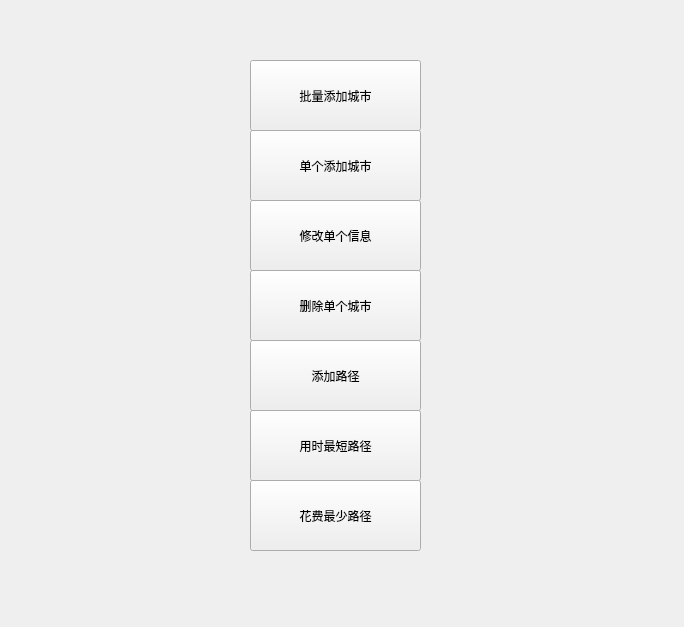
Old version of the form mainwindow.ui in the repository Khasehemwy/datastructure.
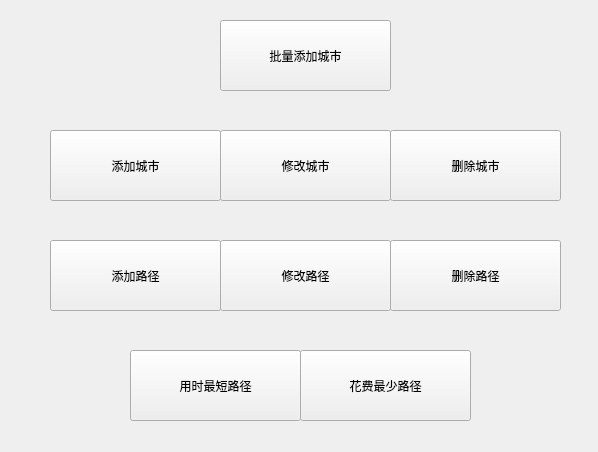
New version of the form.

Commit message: func: Add erasepath/modifypath

Diff of the .ui file:
```diff
--- a/mainwindow.ui
+++ b/mainwindow.ui
@@ -6,8 +6,8 @@
    <rect>
     <x>0</x>
     <y>0</y>
-    <width>684</width>
-    <height>627</height>
+    <width>598</width>
+    <height>452</height>
    </rect>
   </property>
   <property name="windowTitle">
@@ -17,8 +17,8 @@
    <widget class="QPushButton" name="multiadd">
     <property name="geometry">
      <rect>
-      <x>250</x>
-      <y>60</y>
+      <x>220</x>
+      <y>20</y>
       <width>171</width>
       <height>71</height>
      </rect>
@@ -30,47 +30,47 @@
    <widget class="QPushButton" name="singleadd">
     <property name="geometry">
      <rect>
-      <x>250</x>
+      <x>50</x>
       <y>130</y>
       <width>171</width>
       <height>71</height>
      </rect>
     </property>
     <property name="text">
-     <string>单个添加城市</string>
+     <string>添加城市</string>
     </property>
    </widget>
    <widget class="QPushButton" name="modify">
     <property name="geometry">
      <rect>
-      <x>250</x>
-      <y>200</y>
+      <x>220</x>
+      <y>130</y>
       <width>171</width>
       <height>71</height>
      </rect>
     </property>
     <property name="text">
-     <string>修改单个信息</string>
+     <string>修改城市</string>
     </property>
    </widget>
    <widget class="QPushButton" name="removecity">
     <property name="geometry">
      <rect>
-      <x>250</x>
-      <y>270</y>
+      <x>390</x>
+      <y>130</y>
       <width>171</width>
       <height>71</height>
      </rect>
     </property>
     <property name="text">
-     <string>删除单个城市</string>
+     <string>删除城市</string>
     </property>
    </widget>
    <widget class="QPushButton" name="addpath">
     <property name="geometry">
      <rect>
-      <x>250</x>
-      <y>340</y>
+      <x>50</x>
+      <y>240</y>
       <width>171</width>
       <height>71</height>
      </rect>
@@ -82,8 +82,8 @@
    <widget class="QPushButton" name="mintime">
     <property name="geometry">
      <rect>
-      <x>250</x>
-      <y>410</y>
+      <x>130</x>
+      <y>350</y>
       <width>171</width>
       <height>71</height>
      </rect>
@@ -95,8 +95,8 @@
    <widget class="QPushButton" name="mindist">
     <property name="geometry">
      <rect>
-      <x>250</x>
-      <y>480</y>
+      <x>300</x>
+      <y>350</y>
       <width>171</width>
       <height>71</height>
      </rect>
@@ -105,6 +105,32 @@
      <string>花费最少路径</string>
     </property>
    </widget>
+   <widget class="QPushButton" name="modifypath">
+    <property name="geometry">
+     <rect>
+      <x>220</x>
+      <y>240</y>
+      <width>171</width>
+      <height>71</height>
+     </rect>
+    </property>
+    <property name="text">
+     <string>修改路径</string>
+    </property>
+   </widget>
+   <widget class="QPushButton" name="deletepath">
+    <property name="geometry">
+     <rect>
+      <x>390</x>
+      <y>240</y>
+      <width>171</width>
+      <height>71</height>
+     </rect>
+    </property>
+    <property name="text">
+     <string>删除路径</string>
+    </property>
+   </widget>
   </widget>
  </widget>
  <resources/>
```
The commit also changes 11 other files.
